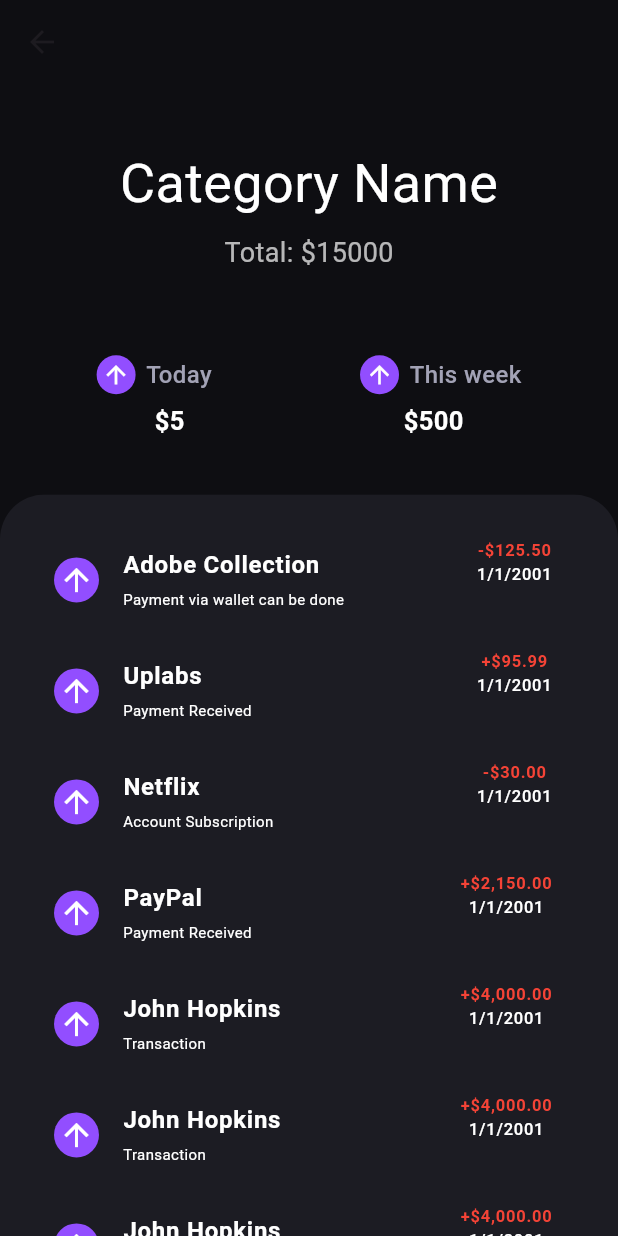
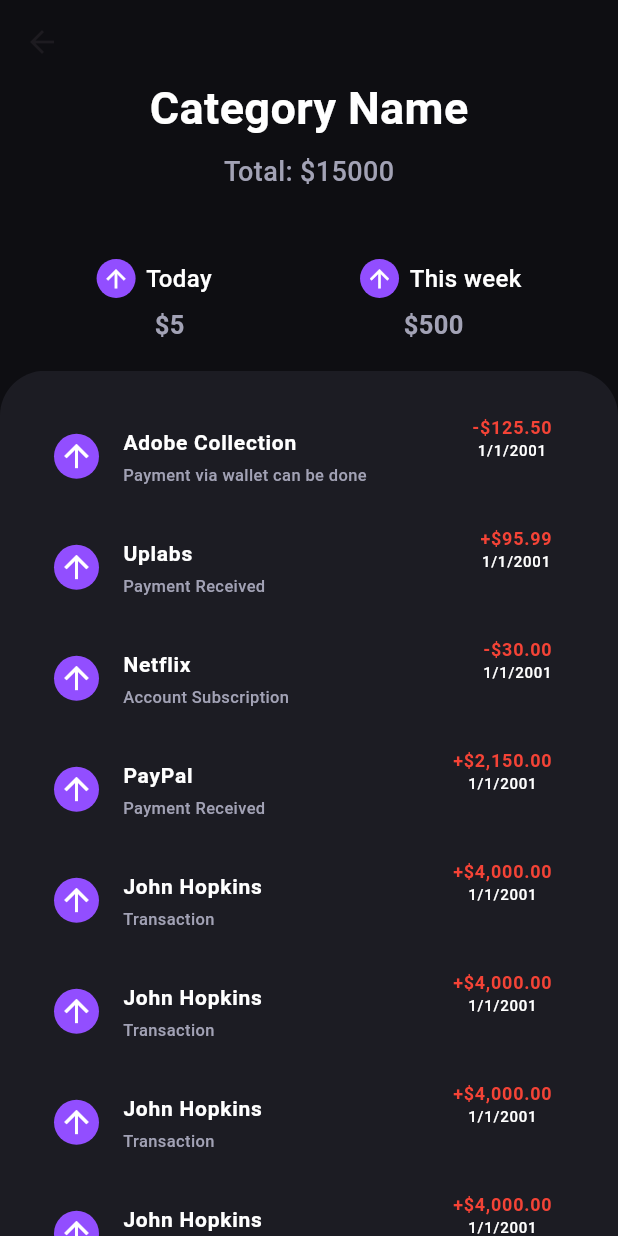
Before and after one commit to OptiParse/OptiparseApp, a Flutter app: the BalanceSection screen opened directly, on a phone screen of 412 x 824 dp. Run offline on Flutter 3.47's test engine with Material 3 defaults, Android fonts, the phone set to English and light mode, and no system bars; our stand-ins replace dotted_border, file_picker, flutter_secure_storage, flutter_spinkit, get, image_picker and 2 more; missing offline and left inert: circular_menu, mrx_charts; accounts and stored records are empty.

```diff
--- a/lib/common_widget/icon_item_row.dart
+++ b/lib/common_widget/icon_item_row.dart
@@ -87,7 +87,7 @@
             style: TextStyle(
                 color: TColor.white, fontSize: 14, fontWeight: FontWeight.w600),
           ),
-          Spacer(),
+          const Spacer(),
           const SizedBox(
             width: 8,
           ),
--- a/lib/pages/category_page.dart
+++ b/lib/pages/category_page.dart
@@ -3,6 +3,8 @@
 import '../common/color_extension.dart';
 
 class BalanceSection extends StatelessWidget {
+  const BalanceSection({super.key});
+
   @override
   Widget build(BuildContext context) {
     return Scaffold(
@@ -11,36 +13,39 @@
         slivers: [
           SliverAppBar(
             backgroundColor: TColor.gray,
-            expandedHeight: MediaQuery.of(context).size.height * 0.40,
+            expandedHeight: MediaQuery.of(context).size.height * 0.30,
             pinned: false,
             flexibleSpace: FlexibleSpaceBar(
               centerTitle: true,
               background: Container(
-                padding: EdgeInsets.only(top: 60.0),
+                padding: const EdgeInsets.only(top: 40.0),
                 alignment: Alignment.center,
                 color: TColor.gray,
                 child: Column(
                   mainAxisAlignment: MainAxisAlignment.center,
                   children: [
-                    Text(
+                    const Text(
                       'Category Name',
                       style: TextStyle(
-                        fontSize: 36.0,
+                        fontSize: 30.0,
                         color: Colors.white,
+                        fontWeight: FontWeight.w600,
                       ),
                     ),
-                    SizedBox(height: 8.0),
+                    const SizedBox(height: 8.0),
                     Text(
                       'Total: \$15000',
                       style: TextStyle(
                           fontSize: 18.0,
-                        color: Colors.white70,
+                          color: TColor.gray30,
+                          fontWeight: FontWeight.w500),
                     ),
-                    ),
-                    SizedBox(height: 30.0),
-                    Column(
+                    //const SizedBox(height: 20.0),
+                    Padding(
+                      padding: const EdgeInsets.only(top: 20.0, bottom: 8),
+                      child: Column(
                         children: [
-                        SizedBox(height: 25),
+                          const SizedBox(height: 25),
                           Padding(
                             padding: const EdgeInsets.symmetric(horizontal: 15),
                             child: Row(
@@ -61,14 +66,14 @@
                                         size: 19,
                                       ),
                                     ),
-                                  SizedBox(width: 7),
+                                    const SizedBox(width: 7),
                                     Text(
                                       'Today',
                                       style: TextStyle(
                                         fontWeight: FontWeight.w500,
                                         fontSize: 16,
                                         color: TColor
-                                          .gray30, // Match TransactionPage text color
+                                            .white, // Match TransactionPage text color
                                       ),
                                     ),
                                   ],
@@ -88,14 +93,14 @@
                                         size: 19,
                                       ),
                                     ),
-                                  SizedBox(width: 7),
+                                    const SizedBox(width: 7),
                                     Text(
                                       'This week',
                                       style: TextStyle(
                                         fontWeight: FontWeight.w500,
                                         fontSize: 16,
                                         color: TColor
-                                          .gray30, // Match TransactionPage text color
+                                            .white, // Match TransactionPage text color
                                       ),
                                     ),
                                   ],
@@ -103,7 +108,7 @@
                               ],
                             ),
                           ),
-                        SizedBox(height: 6),
+                          const SizedBox(height: 6),
                           Padding(
                             padding: const EdgeInsets.symmetric(horizontal: 30),
                             child: Row(
@@ -115,7 +120,7 @@
                                     fontWeight: FontWeight.w600,
                                     fontSize: 17,
                                     color: TColor
-                                      .white, // Match TransactionPage text color
+                                        .gray30, // Match TransactionPage text color
                                   ),
                                 ),
                                 Text(
@@ -124,7 +129,7 @@
                                     fontWeight: FontWeight.w600,
                                     fontSize: 17,
                                     color: TColor
-                                      .white, // Match TransactionPage text color
+                                        .gray30, // Match TransactionPage text color
                                   ),
                                 ),
                               ],
@@ -132,20 +137,21 @@
                           )
                         ],
                       ),
+                    ),
                   ],
                 ),
               ),
             ),
             bottom: PreferredSize(
-                preferredSize: Size.fromHeight(0),
+                preferredSize: const Size.fromHeight(0),
                 child: Container(
-                  child: SizedBox(
-                    height: 20,
-                  ),
-                  decoration: BoxDecoration(
+                  decoration: const BoxDecoration(
                     borderRadius: BorderRadius.only(
                         topLeft: Radius.circular(20),
                         topRight: Radius.circular(20)),
+                  ),
+                  child: SizedBox(
+                    height: 20,
                   ),
                 )),
           ),
@@ -154,12 +160,12 @@
               Container(
                 decoration: BoxDecoration(
                   color: TColor.gray80,
-                  borderRadius: BorderRadius.vertical(
+                  borderRadius: const BorderRadius.vertical(
                     top: Radius.circular(30.0),
                   ),
                 ),
-                padding: EdgeInsets.all(20.0),
-                child: Column(
+                padding: const EdgeInsets.all(20.0),
+                child: const Column(
                   children: [
                     TransactionItem(
                         title: 'Adobe Collection',
@@ -258,6 +264,7 @@
   //final bool isPositive;
 
   const TransactionItem({
+    super.key,
     required this.title,
     required this.subtitle,
     required this.amount,
@@ -275,7 +282,7 @@
           radius: 15.0,
           backgroundColor: TColor.primary20,
           //isPositive ? Colors.green : Colors.red,
-          child: Icon(
+          child: const Icon(
             Icons.arrow_upward,
 
             //isPositive ? Icons.arrow_upward : Icons.arrow_downward,
@@ -286,25 +293,29 @@
           title,
           style: TextStyle(
             color: TColor.white,
-            fontWeight: FontWeight.bold,
+            fontSize: 14,
+            fontWeight: FontWeight.w600,
           ),
         ),
         subtitle: Text(
           subtitle,
-          style: TextStyle(color: TColor.white, fontSize: 10),
+          style: TextStyle(
+              color: TColor.gray30, fontSize: 11, fontWeight: FontWeight.w500),
         ),
         trailing: Column(
           children: [
             Text(
               amount,
-              style: TextStyle(
-                fontWeight: FontWeight.bold,
+              style: const TextStyle(
+                fontSize: 12,
+                fontWeight: FontWeight.w600,
                 color: Colors.red,
                 // isPositive ? Colors.green : Colors.red,
               ),
             ),
             Text(date,
                 style: TextStyle(
+                  fontSize: 10,
                   color: TColor.white,
                 ))
           ],
--- a/lib/pages/firstview.dart
+++ b/lib/pages/firstview.dart
@@ -1,6 +1,5 @@
 import 'package:flutter/material.dart';
 import 'package:flutter/services.dart';
-import "./loginview.dart";
 
 import '../../common/color_extension.dart';
 import '../../common_widget/primary_button.dart';
@@ -63,9 +62,7 @@
                   ),
                   SecondaryButton(
                     title: "I have an account",
-                    onPressed: () {
-                      Navigator.pushNamed(context,'register') ;
-                    },
+                    onPressed: () {},
                   ),
                 ],
               ),
--- a/lib/pages/profile_page.dart
+++ b/lib/pages/profile_page.dart
@@ -166,7 +166,7 @@
                                 // ),
                                 color: TColor.border.withOpacity(0.1),
                                 borderRadius:
-                                    BorderRadius.all(Radius.circular(10)),
+                                    const BorderRadius.all(Radius.circular(10)),
                               ),
                               child: TextField(
                                 readOnly: true,
@@ -202,7 +202,7 @@
                                 // ),
                                 color: TColor.border.withOpacity(0.1),
                                 borderRadius:
-                                    BorderRadius.all(Radius.circular(10)),
+                                    const BorderRadius.all(Radius.circular(10)),
                               ),
                               child: TextField(
                                 readOnly: true,
@@ -237,7 +237,7 @@
                                 // ),
                                 color: TColor.border.withOpacity(0.1),
                                 borderRadius:
-                                    BorderRadius.all(Radius.circular(10)),
+                                    const BorderRadius.all(Radius.circular(10)),
                               ),
                               child: TextField(
                                 readOnly: true,
--- a/pubspec.yaml
+++ b/pubspec.yaml
@@ -48,6 +48,8 @@
   http: ^1.2.2
   flutter_secure_storage: ^9.2.2
   logger: ^2.4.0
+
+  circular_menu: ^4.0.0
 
 dev_dependencies:
   flutter_test:
```
Also changed, not shown: lib/pages/all_transactions.dart (added, +254 -0 lines), lib/pages/bottomtab.dart (+94 -13 lines), lib/pages/homepage.dart (+10 -10 lines), lib/pages/settings.dart (+3 -9 lines), lib/pages/transactions.dart (+25 -4 lines), pubspec.lock. Lines whose indentation alone changed are shown as unchanged.
